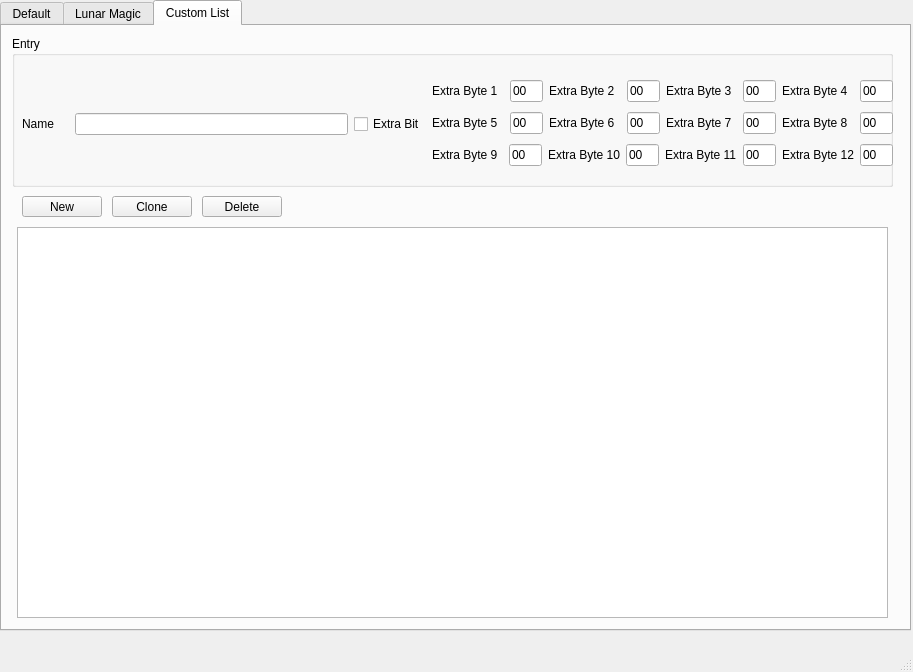
Above: cfgeditor.ui from Atari2/CFGEditorPlusPlus before the change. Below: the same form after it.
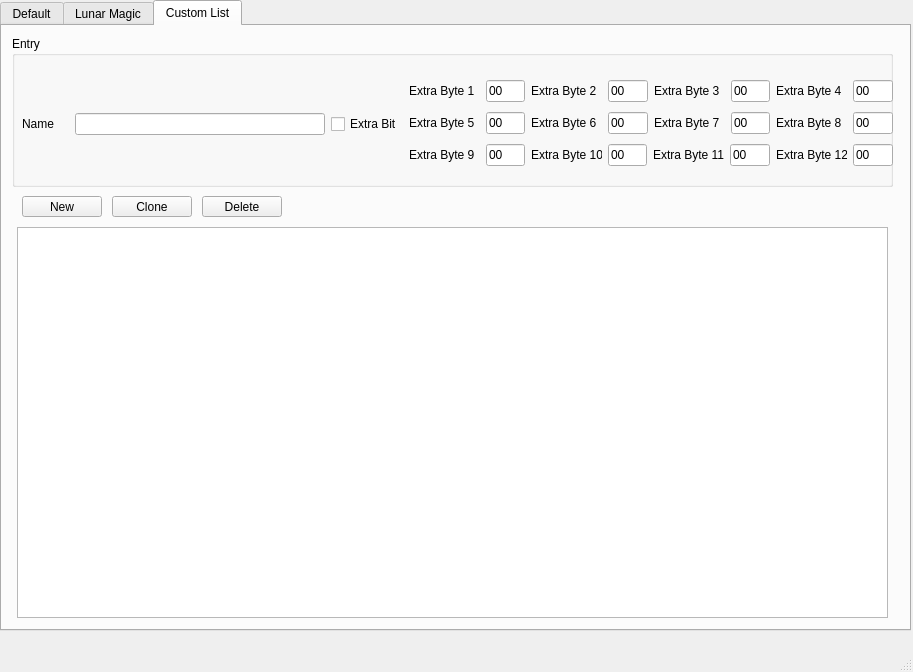
That is the form after the change. The open tabs and pages were chosen to show the change. Custom widgets are drawn as their Qt base class.

```diff
--- a/cfgeditor.ui
+++ b/cfgeditor.ui
@@ -2695,7 +2695,7 @@
                <widget class="QLineEdit" name="lineEditCollExByte1">
                 <property name="maximumSize">
                  <size>
-                  <width>33</width>
+                  <width>40</width>
                   <height>16777215</height>
                  </size>
                 </property>
@@ -2725,7 +2725,7 @@
                <widget class="QLineEdit" name="lineEditCollExByte2">
                 <property name="maximumSize">
                  <size>
-                  <width>33</width>
+                  <width>40</width>
                   <height>16777215</height>
                  </size>
                 </property>
@@ -2755,7 +2755,7 @@
                <widget class="QLineEdit" name="lineEditCollExByte3">
                 <property name="maximumSize">
                  <size>
-                  <width>33</width>
+                  <width>40</width>
                   <height>16777215</height>
                  </size>
                 </property>
@@ -2785,7 +2785,7 @@
                <widget class="QLineEdit" name="lineEditCollExByte4">
                 <property name="maximumSize">
                  <size>
-                  <width>33</width>
+                  <width>40</width>
                   <height>16777215</height>
                  </size>
                 </property>
@@ -2819,7 +2819,7 @@
                <widget class="QLineEdit" name="lineEditCollExByte5">
                 <property name="maximumSize">
                  <size>
-                  <width>33</width>
+                  <width>40</width>
                   <height>16777215</height>
                  </size>
                 </property>
@@ -2849,7 +2849,7 @@
                <widget class="QLineEdit" name="lineEditCollExByte6">
                 <property name="maximumSize">
                  <size>
-                  <width>33</width>
+                  <width>40</width>
                   <height>16777215</height>
                  </size>
                 </property>
@@ -2879,7 +2879,7 @@
                <widget class="QLineEdit" name="lineEditCollExByte7">
                 <property name="maximumSize">
                  <size>
-                  <width>33</width>
+                  <width>40</width>
                   <height>16777215</height>
                  </size>
                 </property>
@@ -2909,7 +2909,7 @@
                <widget class="QLineEdit" name="lineEditCollExByte8">
                 <property name="maximumSize">
                  <size>
-                  <width>33</width>
+                  <width>40</width>
                   <height>16777215</height>
                  </size>
                 </property>
@@ -2943,7 +2943,7 @@
                <widget class="QLineEdit" name="lineEditCollExByte9">
                 <property name="maximumSize">
                  <size>
-                  <width>33</width>
+                  <width>40</width>
                   <height>16777215</height>
                  </size>
                 </property>
@@ -2973,7 +2973,7 @@
                <widget class="QLineEdit" name="lineEditCollExByte10">
                 <property name="maximumSize">
                  <size>
-                  <width>33</width>
+                  <width>40</width>
                   <height>16777215</height>
                  </size>
                 </property>
@@ -3003,7 +3003,7 @@
                <widget class="QLineEdit" name="lineEditCollExByte11">
                 <property name="maximumSize">
                  <size>
-                  <width>33</width>
+                  <width>40</width>
                   <height>16777215</height>
                  </size>
                 </property>
@@ -3033,7 +3033,7 @@
                <widget class="QLineEdit" name="lineEditCollExByte12">
                 <property name="maximumSize">
                  <size>
-                  <width>33</width>
+                  <width>40</width>
                   <height>16777215</height>
                  </size>
                 </property>
```
Left out of the diff: 2 changed lines with no effect on the pictures.
